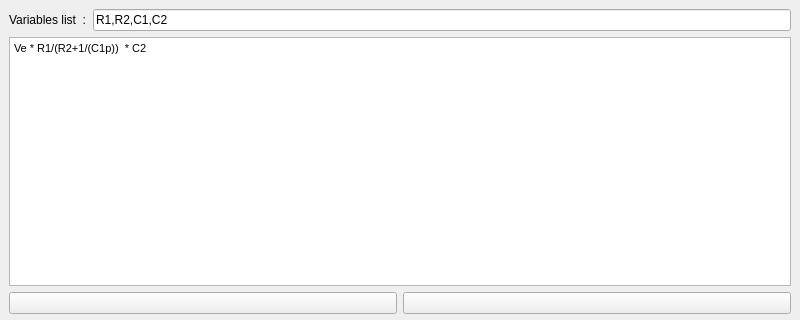
Before: the Qt Designer form VarToLetter/mainwindow.ui in Cypher-0/VarToLetter, drawn with Qt 5; both pictures show x 0 to 800 and y 0 to 320 of the 800 by 600 pixel window.
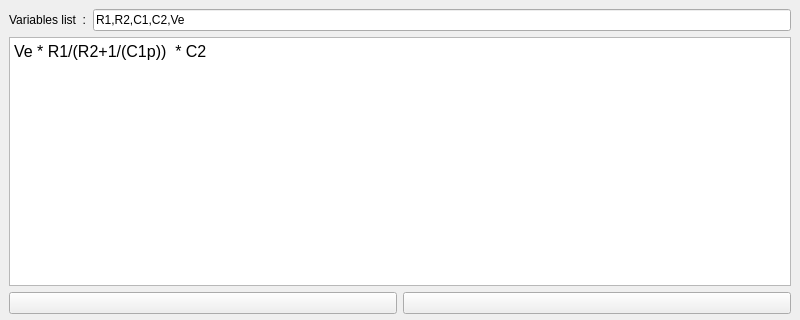
After: the same form once the commit is applied.

Commit message: Modifications mineures, amélioration du code

```diff
--- a/VarToLetter/mainwindow.ui
+++ b/VarToLetter/mainwindow.ui
@@ -18,7 +18,7 @@
     <item row="0" column="1">
      <widget class="QLineEdit" name="le_varList">
       <property name="text">
-       <string>R1,R2,C1,C2</string>
+       <string>R1,R2,C1,C2,Ve</string>
       </property>
      </widget>
     </item>
@@ -34,7 +34,7 @@
 &lt;html&gt;&lt;head&gt;&lt;meta name=&quot;qrichtext&quot; content=&quot;1&quot; /&gt;&lt;style type=&quot;text/css&quot;&gt;
 p, li { white-space: pre-wrap; }
 &lt;/style&gt;&lt;/head&gt;&lt;body style=&quot; font-family:'MS Shell Dlg 2'; font-size:12pt; font-weight:400; font-style:normal;&quot;&gt;
-&lt;p style=&quot; margin-top:0px; margin-bottom:0px; margin-left:0px; margin-right:0px; -qt-block-indent:0; text-indent:0px;&quot;&gt;&lt;span style=&quot; font-family:'MS Shell Dlg 2'; font-size:8.25pt;&quot;&gt;Ve * R1/(R2+1/(C1p))  * C2&lt;/span&gt;&lt;/p&gt;&lt;/body&gt;&lt;/html&gt;</string>
+&lt;p style=&quot; margin-top:0px; margin-bottom:0px; margin-left:0px; margin-right:0px; -qt-block-indent:0; text-indent:0px;&quot;&gt;&lt;span style=&quot; font-family:'MS Shell Dlg 2';&quot;&gt;Ve * R1/(R2+1/(C1p))  * C2&lt;/span&gt;&lt;/p&gt;&lt;/body&gt;&lt;/html&gt;</string>
       </property>
      </widget>
     </item>
```
The commit also changes 1 other file.
